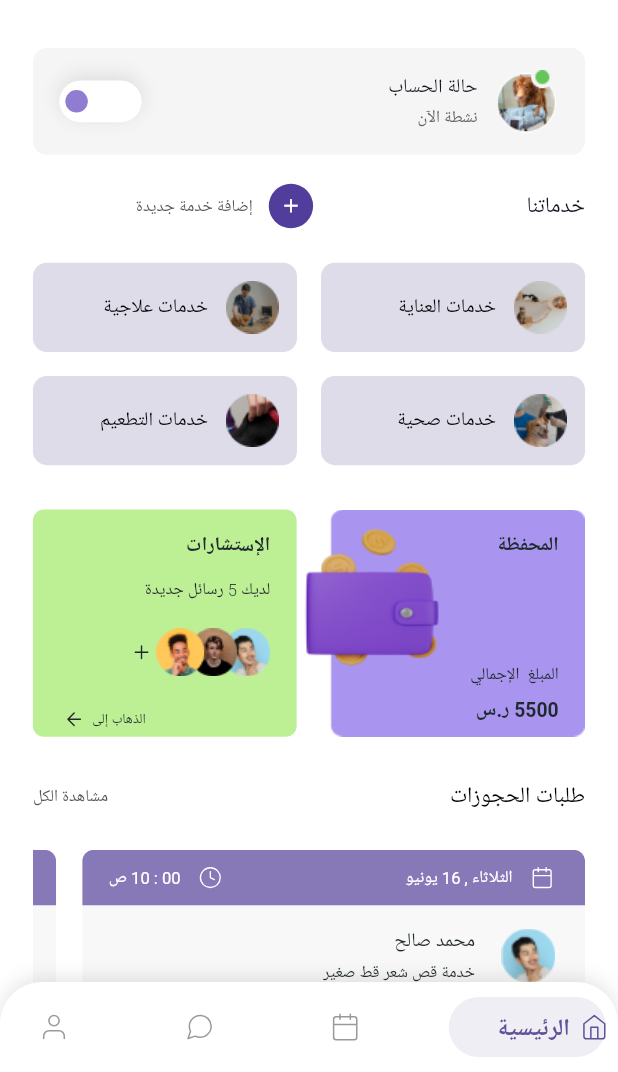
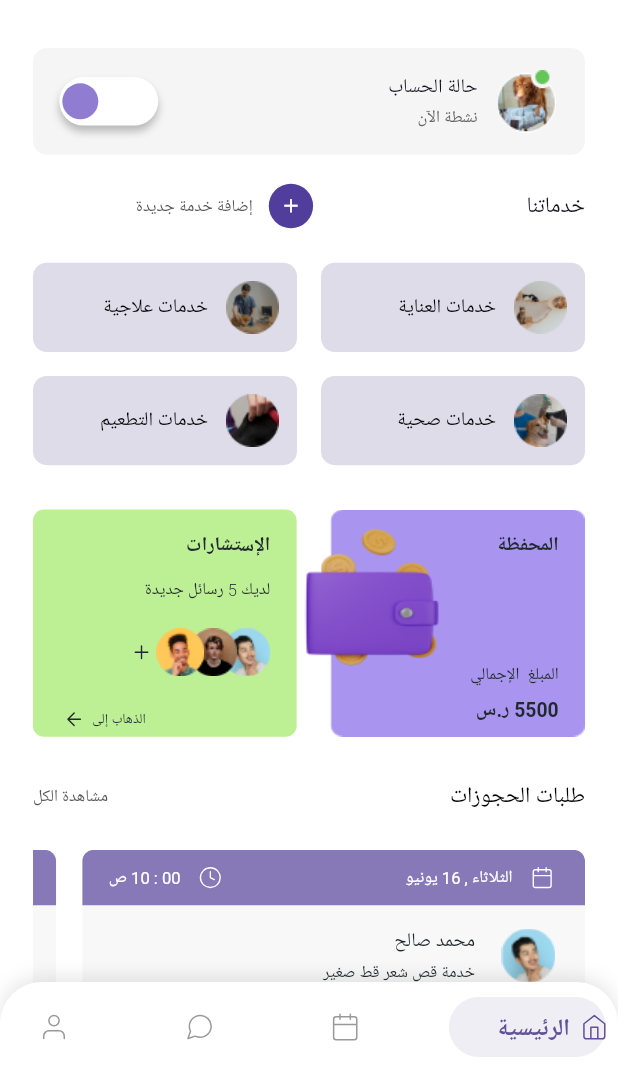
Before and after one commit to MostafaBastawy/Task_Badr, a Flutter app: the screen it shows after launch, on a phone screen of 412 x 824 dp, the part 164-1236 px from its top. Run offline on Flutter 3.47's test engine with Material 2 defaults, Android fonts, the light colour scheme and no system bars; drawn by our look-alikes of flutter_switch, salomon_bottom_bar; our stand-ins replace easy_localization, flutter_bloc, flutter_screenutil, flutter_svg; generated files the repository leaves out were written again; Roboto replaces fonts that are missing (Alexandria).

Commit message:
switcher updated

```diff
--- a/lib/modules/home_screen/widgets/account_status.dart
+++ b/lib/modules/home_screen/widgets/account_status.dart
@@ -56,16 +56,15 @@ class AccountStatus extends StatelessWidget {
           BlocBuilder<HomeCubit, HomeStates>(
             builder: (context, state) {
               return Container(
-                width: 50.w,
-                height: 30.h,
+                width: 60.w,
+                height: 35.h,
                 decoration: BoxDecoration(
                   borderRadius: BorderRadius.circular(20.r),
-                  boxShadow: ShadowsManager.shadow1,
+                  boxShadow: ShadowsManager.shadow3,
                 ),
                 child: FlutterSwitch(
-                  width: 50.w,
-                  height: 30.h,
-                  toggleSize: 15,
+                  toggleSize: 24,
+                  padding: 2,
                   activeColor: ColorsManager.fffffff,
                   inactiveColor: ColorsManager.fffffff,
                   activeToggleColor: ColorsManager.f907DD2,
--- a/lib/utilis/styles/shadows_manager.dart
+++ b/lib/utilis/styles/shadows_manager.dart
@@ -18,4 +18,12 @@ class ShadowsManager {
       spreadRadius: 0,
     ),
   ];
+  static final shadow3 = [
+    BoxShadow(
+      color: ColorsManager.f000000.withOpacity(0.25),
+      offset: const Offset(0, 4),
+      blurRadius: 4,
+      spreadRadius: 0,
+    ),
+  ];
 }
```
